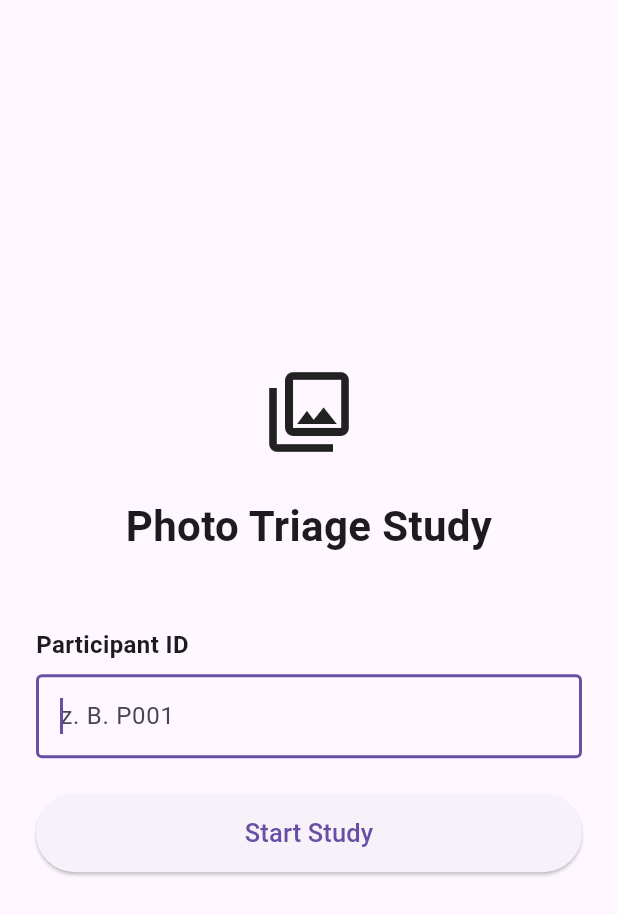
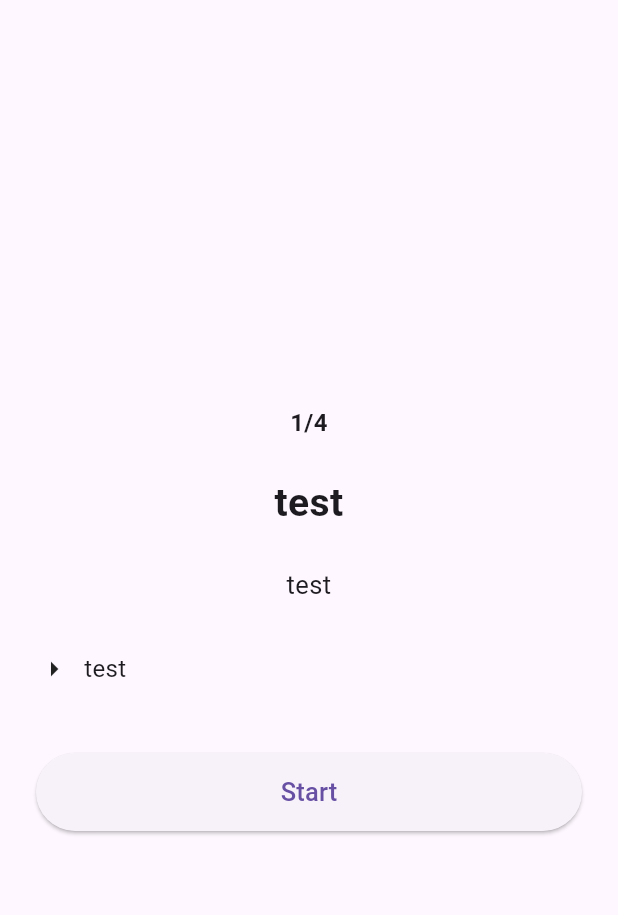
Before and after one commit to Winter-Michael97/photo_sorting_app, a Flutter app: the screen it shows after launch, on a phone screen of 412 x 824 dp. Shown: the top 915 px of the screen. Run offline on Flutter 3.47's test engine with Material 3 defaults, Android fonts, the phone set to English and light mode, and no system bars.

Commit message:
create  conditions intro screen
-remove unescessary files
-create blueprint for the condition intro screens

```diff
--- a/lib/main.dart
+++ b/lib/main.dart
@@ -1,4 +1,5 @@
 import 'package:flutter/material.dart';
+import 'package:photo_sorting_app/screens/condition_intro_screen.dart';
 
 import 'screens/start_screen.dart';
 
@@ -16,11 +17,18 @@ class MyApp extends StatelessWidget {
       title: 'Photo Triage Study',
       debugShowCheckedModeBanner: false,
       theme: ThemeData(useMaterial3: true),
-      home: StartScreen(
+      home: ConditionIntroScreen(
+        conditionNumber: '1/4',
+        title: 'test',
+        description: 'test ',
+        instructions: ['test'],
+        onStart: () {},
+      ),
+
+      /*StartScreen(
         onStartStudy: (participantId) {
           debugPrint('Study started for participant: $participantId');
-        },
-      ),
+        },*/
     );
   }
 }
--- /dev/null
+++ b/lib/screens/condition_intro_screen.dart
@@ -0,0 +1,101 @@
+import 'package:flutter/material.dart';
+
+class ConditionIntroScreen extends StatelessWidget {
+  final String conditionNumber;
+  final String title;
+  final String description;
+  final List<String> instructions;
+  final VoidCallback onStart;
+
+  const ConditionIntroScreen({
+    super.key,
+    required this.conditionNumber,
+    required this.title,
+    required this.description,
+    required this.instructions,
+    required this.onStart,
+  });
+
+  @override
+  Widget build(BuildContext context) {
+    return Scaffold(
+      body: SafeArea(
+        child: Center(
+          child: Padding(
+            padding: const EdgeInsets.all(24),
+            child: ConstrainedBox(
+              constraints: const BoxConstraints(maxWidth: 400),
+              child: Column(
+                mainAxisAlignment: MainAxisAlignment.center,
+                crossAxisAlignment: CrossAxisAlignment.stretch,
+                children: [
+                  Text(
+                    conditionNumber,
+                    textAlign: TextAlign.center,
+                    style: const TextStyle(
+                      fontSize: 16,
+                      fontWeight: FontWeight.w600,
+                    ),
+                  ),
+
+                  const SizedBox(height: 24),
+
+                  Text(
+                    title,
+                    textAlign: TextAlign.center,
+                    style: const TextStyle(
+                      fontSize: 26,
+                      fontWeight: FontWeight.bold,
+                    ),
+                  ),
+
+                  const SizedBox(height: 24),
+
+                  Text(
+                    description,
+                    textAlign: TextAlign.center,
+                    style: const TextStyle(fontSize: 17, height: 1.4),
+                  ),
+
+                  const SizedBox(height: 32),
+
+                  ...instructions.map(
+                    (instruction) => Padding(
+                      padding: const EdgeInsets.only(bottom: 12),
+                      child: Row(
+                        crossAxisAlignment: CrossAxisAlignment.start,
+                        children: [
+                          const Icon(Icons.arrow_right, size: 24),
+                          const SizedBox(width: 8),
+                          Expanded(
+                            child: Text(
+                              instruction,
+                              style: const TextStyle(fontSize: 16),
+                            ),
+                          ),
+                        ],
+                      ),
+                    ),
+                  ),
+
+                  const SizedBox(height: 32),
+
+                  SizedBox(
+                    height: 52,
+                    child: ElevatedButton(
+                      onPressed: onStart,
+                      child: const Text(
+                        'Start',
+                        style: TextStyle(fontSize: 17),
+                      ),
+                    ),
+                  ),
+                ],
+              ),
+            ),
+          ),
+        ),
+      ),
+    );
+  }
+}
```
Also changed, not shown: lib/screens/grid_screen.dart (deleted), lib/screens/instruction_screen.dart (deleted), lib/screens/questionnaire_screen.dart (deleted), lib/screens/result_screen.dart (deleted), lib/screens/swipe_screen.dart (deleted).
